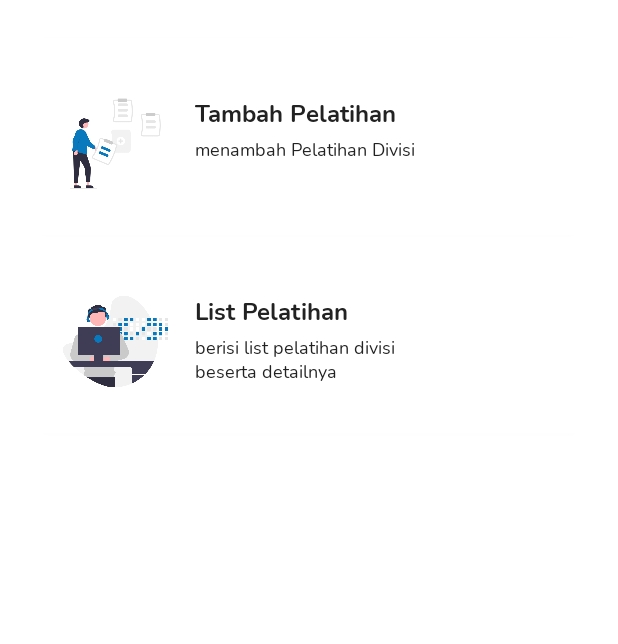
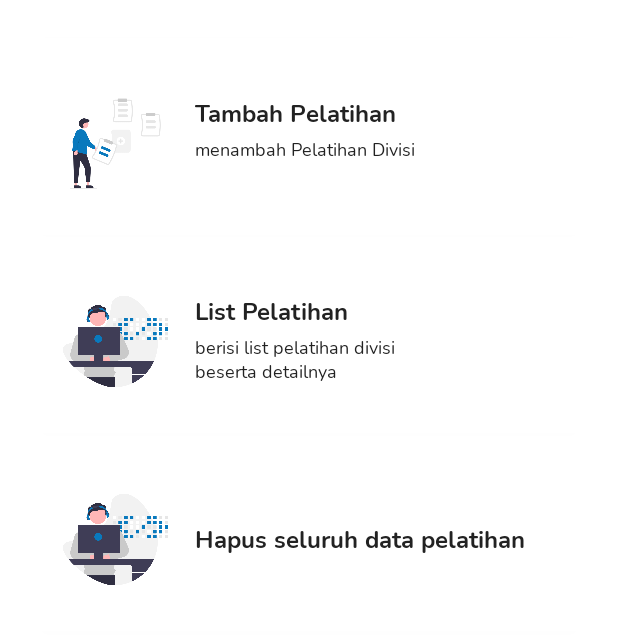
Before and after one commit to AfifOsama/DNCC, an Android app: the HomeAdminFragment screen opened through its navigation route, on a phone screen of 412 x 824 dp, the part 362-1006 px from its top. Run offline under Robolectric (Android 15) with nearby library versions, the phone set to English and light mode, and no system bars; our stand-ins replace Dagger/Hilt's generated code, Firebase (no records; nobody signed in at launch, a user with empty details on screens opened directly); plain views replace RoundedImageView.

Commit message:
delete all training data

```diff
--- a/app/src/main/java/com/dncc/dncc/domain/TrainingRepository.kt
+++ b/app/src/main/java/com/dncc/dncc/domain/TrainingRepository.kt
@@ -16,4 +16,5 @@ interface TrainingRepository {
     suspend fun getMeets(trainingId: String): Flow<Resource<List<MeetEntity>>>
     suspend fun getMeet(trainingId: String, meetId: String): Flow<Resource<MeetEntity>>
     suspend fun editMeet(meetEntity: MeetEntity): Flow<Resource<Boolean>>
+    suspend fun deleteTrainingsData(): Flow<Resource<Boolean>>
 }
--- /dev/null
+++ b/app/src/main/java/com/dncc/dncc/domain/use_case/reset_training/DeleteTrainingsDataUseCase.kt
@@ -0,0 +1,12 @@
+package com.dncc.dncc.domain.use_case.reset_training
+
+import com.dncc.dncc.common.Resource
+import com.dncc.dncc.domain.TrainingRepository
+import kotlinx.coroutines.flow.Flow
+import javax.inject.Inject
+
+class DeleteTrainingsDataUseCase @Inject constructor(
+    private val trainingRepository: TrainingRepository
+) {
+    suspend operator fun invoke(): Flow<Resource<Boolean>> = trainingRepository.deleteTrainingsData()
+}
--- a/app/src/main/res/layout/fragment_home_admin.xml
+++ b/app/src/main/res/layout/fragment_home_admin.xml
@@ -272,6 +272,50 @@
                 </androidx.constraintlayout.widget.ConstraintLayout>
             </androidx.cardview.widget.CardView>
 
+            <androidx.cardview.widget.CardView
+                android:id="@+id/card_menu4"
+                android:layout_width="match_parent"
+                android:layout_height="wrap_content"
+                android:layout_marginHorizontal="16dp"
+                android:layout_marginTop="10dp"
+                android:layout_marginBottom="16dp"
+                android:elevation="8dp"
+                app:cardBackgroundColor="@color/white"
+                app:cardCornerRadius="10dp"
+                app:cardMaxElevation="12dp"
+                app:layout_constraintEnd_toEndOf="parent"
+                app:layout_constraintTop_toBottomOf="@id/card_menu3">
+
+                <androidx.constraintlayout.widget.ConstraintLayout
+                    android:layout_width="match_parent"
+                    android:layout_height="wrap_content">
+
+                    <ImageView
+                        android:id="@+id/img_delete"
+                        android:layout_width="90dp"
+                        android:layout_height="90dp"
+                        android:layout_margin="16dp"
+                        android:contentDescription="@string/pelatihan"
+                        android:src="@drawable/pertemuan"
+                        app:layout_constraintBottom_toBottomOf="parent"
+                        app:layout_constraintStart_toStartOf="parent"
+                        app:layout_constraintTop_toTopOf="parent" />
+
+                    <TextView
+                        android:id="@+id/tv_delete"
+                        style="@style/nunitoBold_16"
+                        android:layout_width="wrap_content"
+                        android:layout_height="wrap_content"
+                        android:layout_marginStart="8dp"
+                        android:text="Hapus seluruh data pelatihan"
+                        android:textColor="@color/black_text"
+                        app:layout_constraintBottom_toBottomOf="parent"
+                        app:layout_constraintStart_toEndOf="@id/img_delete"
+                        app:layout_constraintTop_toTopOf="parent" />
+
+                </androidx.constraintlayout.widget.ConstraintLayout>
+            </androidx.cardview.widget.CardView>
+
             <com.google.android.material.progressindicator.CircularProgressIndicator
                 android:id="@+id/progress"
                 android:layout_width="wrap_content"
```
Also changed, not shown: app/src/main/java/com/dncc/dncc/data/TrainingRepositoryImpl.kt (+68 -2 lines), app/src/main/java/com/dncc/dncc/presentation/home/HomeViewModel.kt (+26 -1 lines), app/src/main/java/com/dncc/dncc/presentation/home/admin/HomeAdminFragment.kt (+34 -0 lines).
